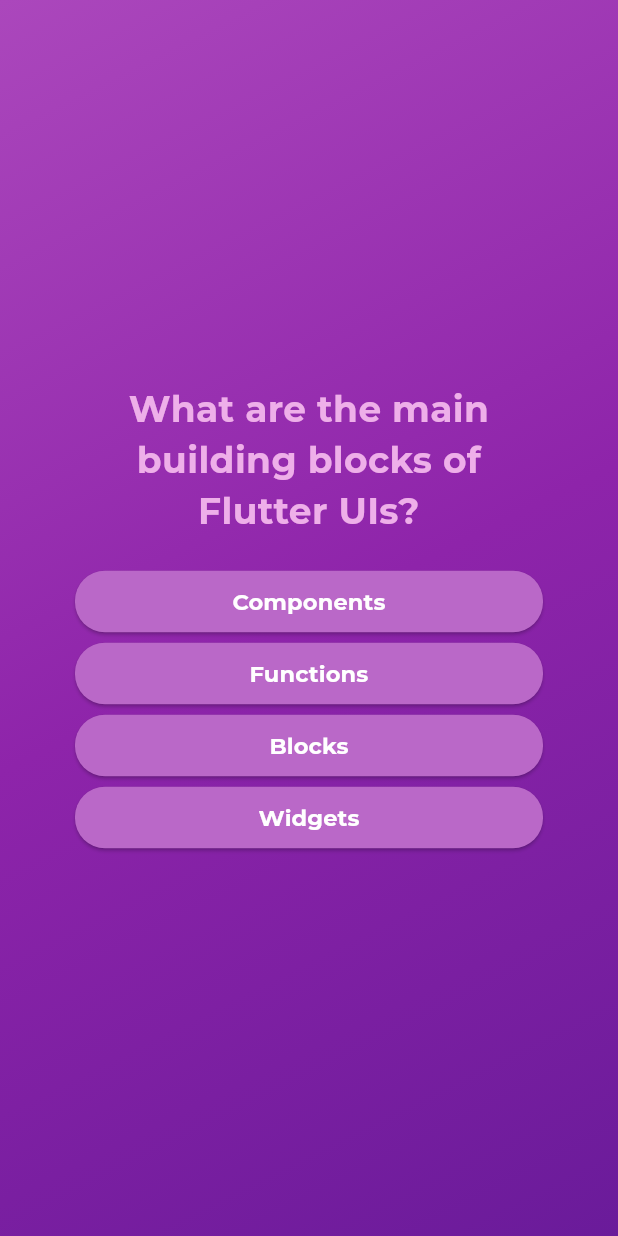
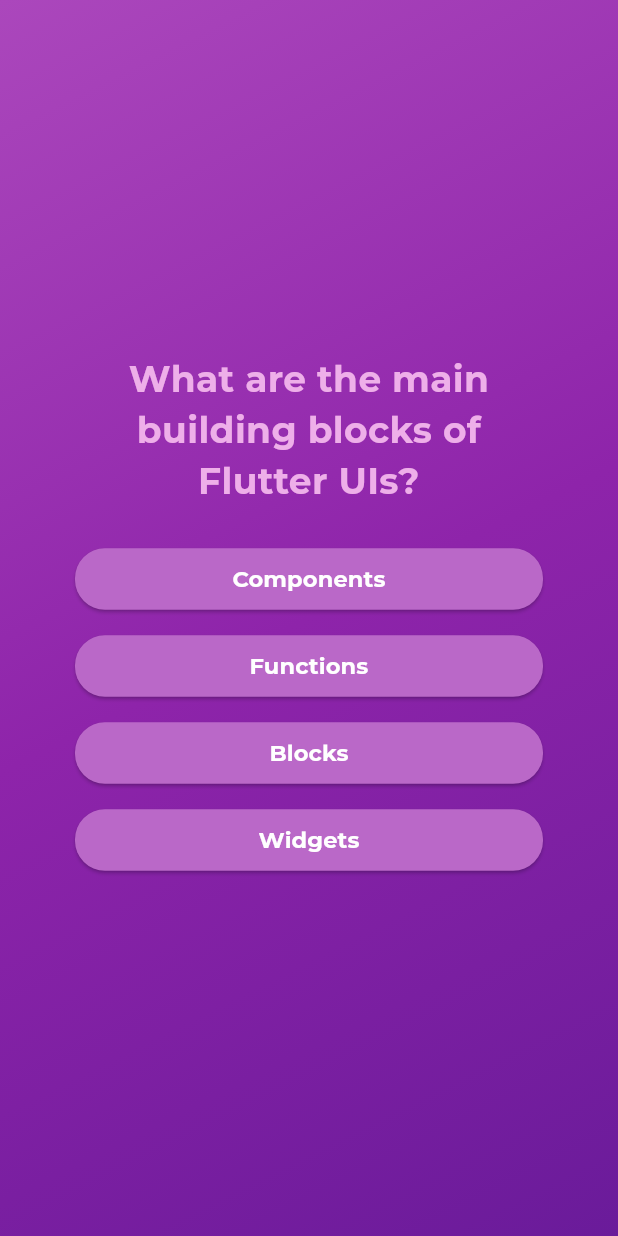
Before and after one commit to thanhnd3103/Flutter, a Flutter app: the screen it shows after launch, after a tap on "Start Quiz", on a phone screen of 412 x 824 dp. Run offline on Flutter 3.47's test engine with Material 3 defaults, Android fonts, the phone set to English and light mode, and no system bars; our stand-ins replace google_fonts.

Commit message:
GETTER, as some margin

```diff
--- a/cat_02_quizzet/lib/models/question_model.dart
+++ b/cat_02_quizzet/lib/models/question_model.dart
@@ -12,7 +12,7 @@ class QuestionModel{
   //==========================================================
   // You CANNOT reassign a final variable
   //==========================================================
-  List<String> getShuffledAnswers(){
+  List<String> get shuffledAnswers {
     final shuffleList = List.of(answers);
     shuffleList.shuffle();
     return shuffleList;
--- a/cat_02_quizzet/lib/question_container.dart
+++ b/cat_02_quizzet/lib/question_container.dart
@@ -49,12 +49,15 @@ class _QuestionContainerState extends State<QuestionContainer> {
             //==========================================================
             // Shuffle change the original list, while map does not
             //==========================================================
-            ...currentQuestion.getShuffledAnswers().map((item) {
-              return AnswerButton(
-                answerText: item,
-                onTap: () {
-                  nextQuestion(item);
-                },
+            ...currentQuestion.shuffledAnswers.map((item) {
+              return Container(
+                margin: const EdgeInsets.symmetric(vertical: 5),
+                child: AnswerButton(
+                  answerText: item,
+                  onTap: () {
+                    nextQuestion(item);
+                  },
+                ),
               );
             }),
           ],
--- a/cat_02_quizzet/lib/quiz.dart
+++ b/cat_02_quizzet/lib/quiz.dart
@@ -57,7 +57,6 @@ class _QuizState extends State<Quiz> {
   }
 
   void restartQuiz() {
-    print("helloworld");
     setState(() {
       selectedAnswers.clear();
       activeScreen = 'question-container';
--- a/cat_02_quizzet/lib/result_container.dart
+++ b/cat_02_quizzet/lib/result_container.dart
@@ -14,7 +14,7 @@ class ResultContainer extends StatelessWidget {
   // This should have returned a class that contains the summary data
   // Map is only used for demonstration purposes
   //==========================================================
-  List<Map<String, Object>> getSummaryData() {
+  List<Map<String, Object>> get summaryData {
     final List<Map<String, Object>> summaryData = [];
 
     for (var i = 0; i < chosenAnswers.length; i++) {
@@ -32,7 +32,6 @@ class ResultContainer extends StatelessWidget {
 
   @override
   Widget build(BuildContext context) {
-    final summaryData = getSummaryData();
     final numTotalQuestions = questionList.length;
     final numCorrectAnswers = summaryData.where((data) {
       return data['chosen_answer'] == data['correct_answer'];
```
Also changed, not shown: cat_02_quizzet/lib/question_summary.dart (+6 -1 lines), 1 other file.
